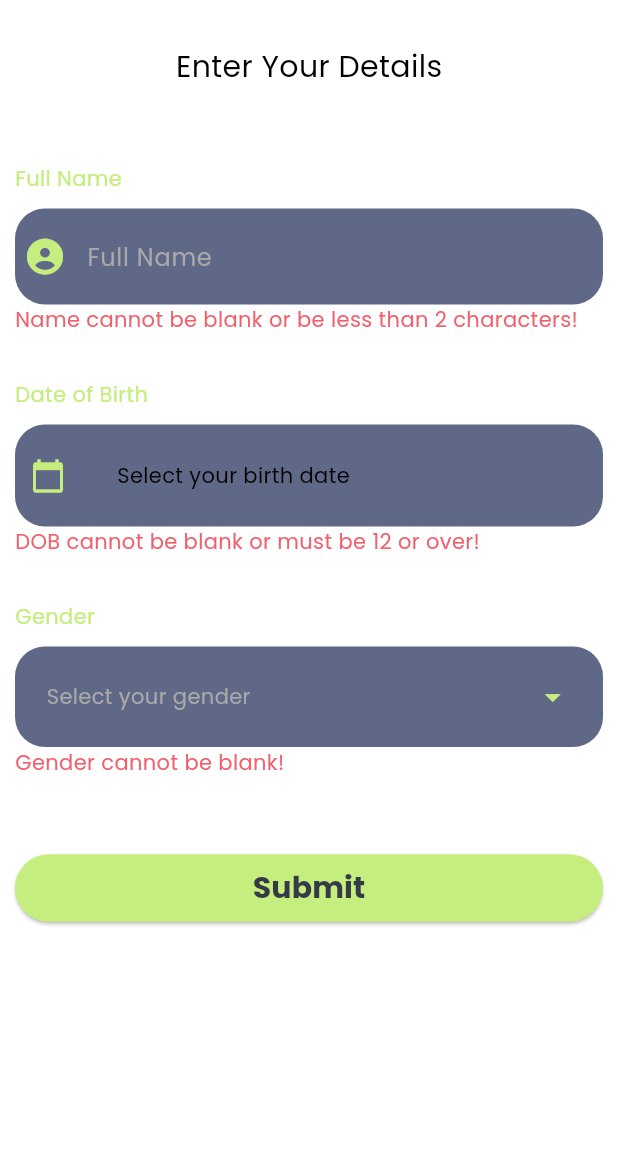
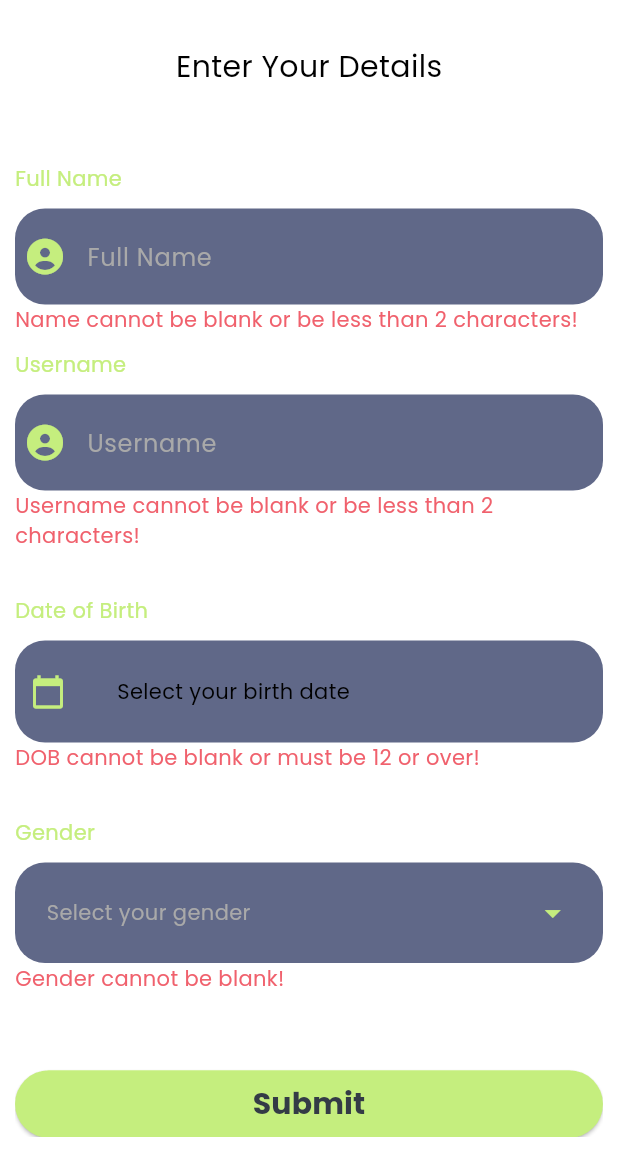
Before and after one commit to JP0132/RoamAndRate, a Flutter app: the EnterUserDetails screen opened directly, after a tap on "Submit", on a phone screen of 412 x 824 dp, the part 84-1236 px from its top. Run offline on Flutter 3.47's test engine with Material 3 defaults, Android fonts, the phone set to English and light mode, and no system bars; our stand-ins replace drift, drift_flutter, equatable, flutter_bloc, font_awesome_flutter, image_picker and 2 more; missing offline and left inert: currency_picker, dart:ffi, super_tooltip; accounts and stored records are empty; generated files the repository leaves out were written again.

Commit message:
Add the new fields. In homepage, display the username of the admin user.

```diff
--- a/roam_and_rate/lib/presentation/get_started/pages/enter_user_details.dart
+++ b/roam_and_rate/lib/presentation/get_started/pages/enter_user_details.dart
@@ -25,6 +25,7 @@ class _EnterUserDetailsState extends State<EnterUserDetails> {
   DateTime? selectedDate;
   String? selectedGender;
   final TextEditingController _nameController = TextEditingController();
+  final TextEditingController _usernameController = TextEditingController();
 
   final List<String> genderOptions = [
     'Male',
@@ -35,30 +36,16 @@ class _EnterUserDetailsState extends State<EnterUserDetails> {
   ];
   final Map<String, bool> formValid = {
     "name": true,
+    "username": true,
     "date": true,
     "gender": true,
   };
 
-  void handleSubmit() async {
-    setState(() {
-      validateDetails();
-    });
-    // Check if all values are true
-    if (formValid.values.every((v) => v)) {
-      // All fields are valid, proceed
-      final UserModel newUser = UserModel(
-        fullName: _nameController.text,
-        dob: selectedDate,
-        gender: selectedGender!,
-      );
-
-      context.read<UserBloc>().add(AddUser(newUser));
-      SmoothTransitionPage(context, CustomBottomNavbar());
-    }
-  }
-
   void validateDetails() {
     formValid["name"] =
+        _nameController.text.trim().isNotEmpty &&
+        _nameController.text.length > 1;
+    formValid["username"] =
         _nameController.text.trim().isNotEmpty &&
         _nameController.text.length > 1;
     formValid["date"] = checkValidDOB();
@@ -133,6 +120,31 @@ class _EnterUserDetailsState extends State<EnterUserDetails> {
                     formValid["name"] == true
                         ? ""
                         : "Name cannot be blank or be less than 2 characters!",
+                    style: TextStyle(color: CustomColours.darkError),
+                  );
+                },
+              ),
+              SizedBox(height: 10),
+              Text(
+                "Username",
+                style: TextStyle(
+                  fontSize: 14,
+                  color: CustomColours.darkPrimary,
+                ),
+              ),
+              SizedBox(height: 10),
+              CustomInputField(
+                inputText: "Username",
+                inputIcon: FaIcon(FontAwesomeIcons.solidCircleUser),
+                controller: _usernameController,
+              ),
+              ValueListenableBuilder<TextEditingValue>(
+                valueListenable: _usernameController,
+                builder: (context, value, child) {
+                  return Text(
+                    formValid["username"] == true
+                        ? ""
+                        : "Username cannot be blank or be less than 2 characters!",
                     style: TextStyle(color: CustomColours.darkError),
                   );
                 },
@@ -250,8 +262,10 @@ class _EnterUserDetailsState extends State<EnterUserDetails> {
                       if (formValid.values.every((v) => v)) {
                         final UserModel newUser = UserModel(
                           fullName: _nameController.text,
+                          username: _usernameController.text,
                           dob: selectedDate,
                           gender: selectedGender!,
+                          admin: true,
                         );
                         context.read<UserBloc>().add(AddUser(newUser));
                       }
@@ -271,19 +285,6 @@ class _EnterUserDetailsState extends State<EnterUserDetails> {
                   );
                 },
               ),
-
-              // ElevatedButton(
-              //   onPressed: () => handleSubmit(),
-              //   style: ElevatedButton.styleFrom(
-              //     backgroundColor: CustomColours.darkPrimary,
-              //     foregroundColor: CustomColours.darkBackground,
-              //     padding: EdgeInsets.all(8.0),
-              //   ),
-              //   child: Text(
-              //     "Submit",
-              //     style: TextStyle(fontWeight: FontWeight.w700, fontSize: 20),
-              //   ),
-              // ),
             ],
           ),
         ),
--- a/roam_and_rate/lib/presentation/home/pages/homepage.dart
+++ b/roam_and_rate/lib/presentation/home/pages/homepage.dart
@@ -63,7 +63,9 @@ class _HomePageState extends State<HomePage> {
                 } else if (state is UserLoading) {
                   return const Center(child: CircularProgressIndicator());
                 } else if (state is UserLoaded) {
-                  return Text("Welcome, ${state.users.first.fullName}");
+                  return Text(
+                    "Welcome, ${state.users.where((user) => user.admin == true).first.username}",
+                  );
                 } else if (state is UserError) {
                   return Text("Error: ${state.message}");
                 } else {
```
